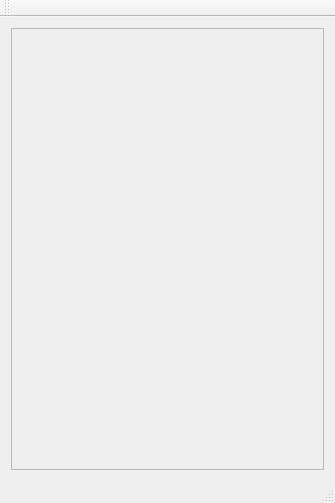
Old version of the form mainwindow.ui in the repository AntohiRazvan/Build-Order-Editor.
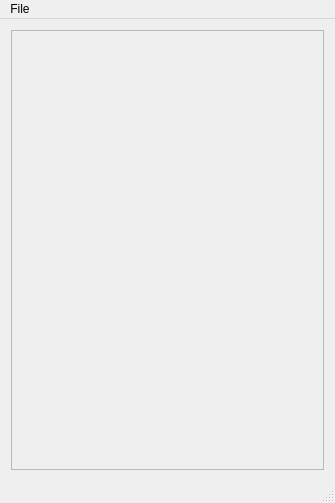
New version of the form.

The edit to the form file:
```diff
--- a/mainwindow.ui
+++ b/mainwindow.ui
@@ -26,7 +26,7 @@
          <x>0</x>
          <y>0</y>
          <width>315</width>
-         <height>430</height>
+         <height>442</height>
         </rect>
        </property>
       </widget>
@@ -43,14 +43,16 @@
      <height>21</height>
     </rect>
    </property>
-  </widget>
-  <widget class="QToolBar" name="mainToolBar">
-   <attribute name="toolBarArea">
-    <enum>TopToolBarArea</enum>
-   </attribute>
-   <attribute name="toolBarBreak">
-    <bool>false</bool>
-   </attribute>
+   <widget class="QMenu" name="menuFile">
+    <property name="title">
+     <string>File</string>
+    </property>
+    <addaction name="actionOpen"/>
+    <addaction name="actionSave"/>
+    <addaction name="actionSave_as"/>
+    <addaction name="actionExit"/>
+   </widget>
+   <addaction name="menuFile"/>
   </widget>
   <widget class="QStatusBar" name="statusBar"/>
  </widget>
```
Left out of the diff: 20 changed lines with no effect on the pictures.
